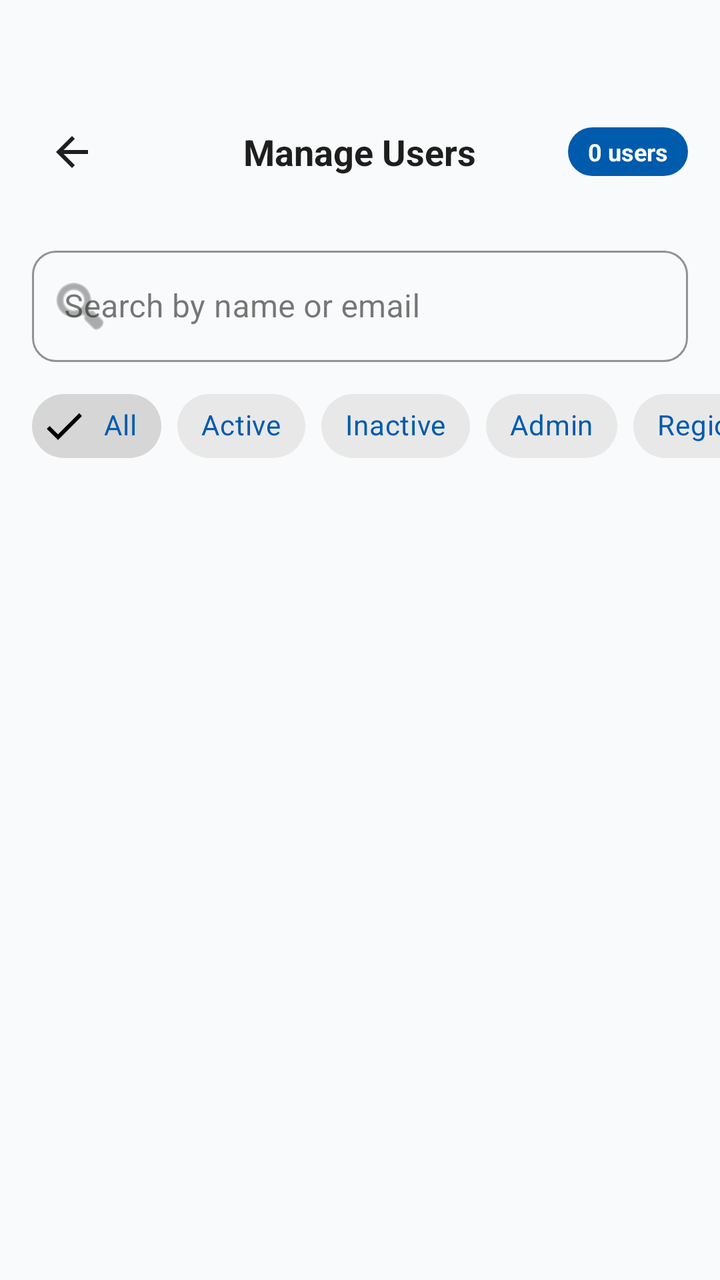
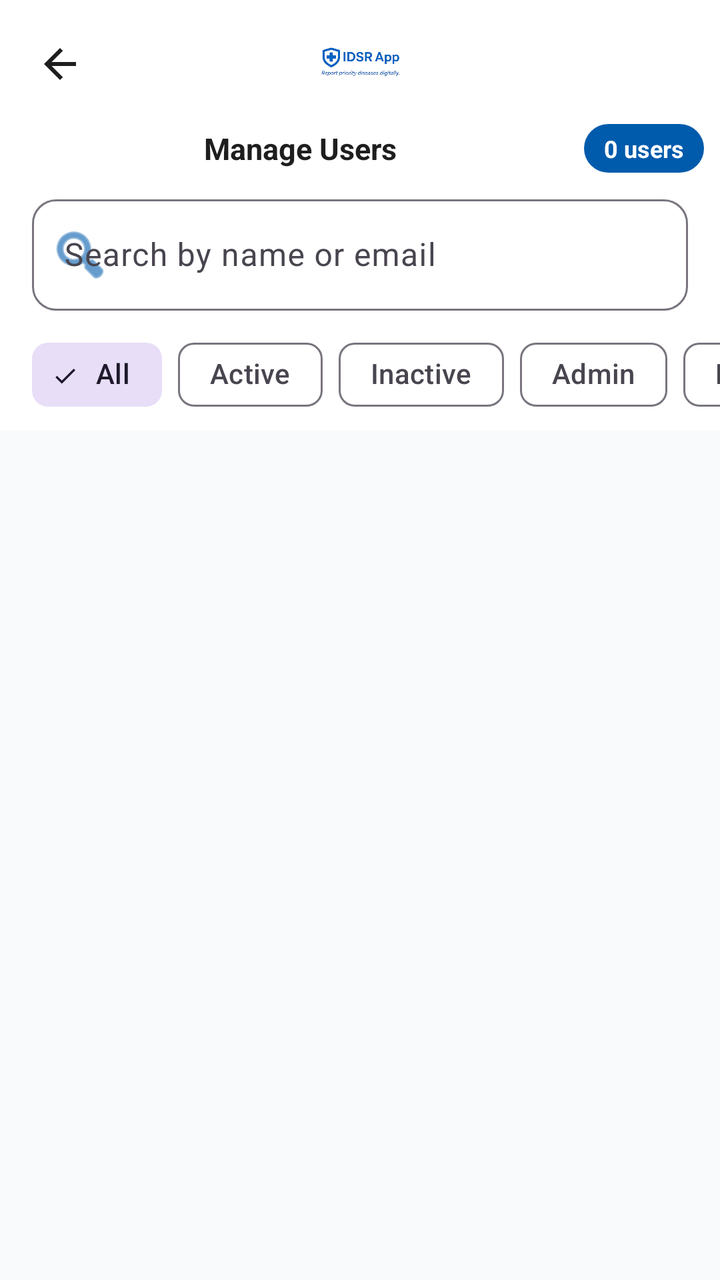

Two renders of the same Android screen: before a commit and after it. Below are the layout's source before the change and the commit's diff.
<!-- AndroidManifest.xml: application theme Theme.IDSR -->
<!-- res/layout/activity_user_management.xml -->
<?xml version="1.0" encoding="utf-8"?>
<androidx.constraintlayout.widget.ConstraintLayout
    xmlns:android="http://schemas.android.com/apk/res/android"
    xmlns:app="http://schemas.android.com/apk/res-auto"
    android:layout_width="match_parent"
    android:layout_height="match_parent"
    android:background="?attr/android:colorBackground">


    <RelativeLayout
        android:id="@+id/topBar"
        android:layout_width="0dp"
        android:layout_height="wrap_content"
        android:padding="16dp"
        android:layout_marginTop="40dp"
        app:layout_constraintTop_toTopOf="parent"
        app:layout_constraintStart_toStartOf="parent"
        app:layout_constraintEnd_toEndOf="parent">

        <androidx.appcompat.widget.AppCompatImageButton
            android:id="@+id/btnBack"
            android:layout_width="40dp"
            android:layout_height="40dp"
            android:layout_centerVertical="true"
            android:background="?attr/selectableItemBackgroundBorderless"
            android:src="@drawable/arrow_back_24px"
            app:tint="?attr/colorOnSurface"
            android:contentDescription="Back"/>

        <TextView
            android:layout_width="wrap_content"
            android:layout_height="wrap_content"
            android:layout_centerInParent="true"
            android:text="Manage Users"
            android:textSize="18sp"
            android:textStyle="bold"
            android:textColor="?attr/colorOnSurface"/>

        <TextView
            android:id="@+id/tvUserCount"
            android:layout_width="wrap_content"
            android:layout_height="wrap_content"
            android:layout_alignParentEnd="true"
            android:layout_centerVertical="true"
            android:paddingHorizontal="10dp"
            android:paddingVertical="4dp"
            android:text="0 users"
            android:textSize="12sp"
            android:textStyle="bold"
            android:textColor="@color/idsr_on_primary"
            android:background="@drawable/bg_role_badge"/>

    </RelativeLayout>


    <com.google.android.material.textfield.TextInputLayout
        android:id="@+id/tilSearch"
        style="@style/Widget.MaterialComponents.TextInputLayout.OutlinedBox"
        android:layout_width="0dp"
        android:layout_height="wrap_content"
        android:layout_marginHorizontal="16dp"
        android:layout_marginTop="8dp"
        app:boxCornerRadiusTopStart="12dp"
        app:boxCornerRadiusTopEnd="12dp"
        app:boxCornerRadiusBottomStart="12dp"
        app:boxCornerRadiusBottomEnd="12dp"
        app:startIconDrawable="@android:drawable/ic_menu_search"
        app:boxStrokeColor="@color/idsr_primary"
        app:hintTextColor="@color/idsr_primary"
        app:layout_constraintTop_toBottomOf="@id/topBar"
        app:layout_constraintStart_toStartOf="parent"
        app:layout_constraintEnd_toEndOf="parent">

        <com.google.android.material.textfield.TextInputEditText
            android:id="@+id/etSearch"
            android:layout_width="match_parent"
            android:layout_height="wrap_content"
            android:hint="Search by name or email"
            android:imeOptions="actionSearch"
            android:inputType="text"
            android:maxLines="1"/>

    </com.google.android.material.textfield.TextInputLayout>


    <HorizontalScrollView
        android:id="@+id/filterScroll"
        android:layout_width="0dp"
        android:layout_height="wrap_content"
        android:layout_marginTop="8dp"
        android:scrollbars="none"
        app:layout_constraintTop_toBottomOf="@id/tilSearch"
        app:layout_constraintStart_toStartOf="parent"
        app:layout_constraintEnd_toEndOf="parent">

        <com.google.android.material.chip.ChipGroup
            android:id="@+id/chipGroupFilter"
            android:layout_width="wrap_content"
            android:layout_height="wrap_content"
            android:paddingHorizontal="16dp"
            app:singleSelection="true"
            app:selectionRequired="true">

            <com.google.android.material.chip.Chip
                android:id="@+id/chipAll"
                style="@style/Widget.MaterialComponents.Chip.Filter"
                android:layout_width="wrap_content"
                android:layout_height="wrap_content"
                android:text="All"
                android:checked="true"
                android:textColor="@color/idsr_primary"/>

            <com.google.android.material.chip.Chip
                android:id="@+id/chipActive"
                style="@style/Widget.MaterialComponents.Chip.Filter"
                android:layout_width="wrap_content"
                android:layout_height="wrap_content"
                android:text="Active"
                android:textColor="@color/idsr_primary"/>

            <com.google.android.material.chip.Chip
                android:id="@+id/chipInactive"
                style="@style/Widget.MaterialComponents.Chip.Filter"
                android:layout_width="wrap_content"
                android:layout_height="wrap_content"
                android:text="Inactive"
                android:textColor="@color/idsr_primary"/>

            <com.google.android.material.chip.Chip
                android:id="@+id/chipAdmin"
                style="@style/Widget.MaterialComponents.Chip.Filter"
                android:layout_width="wrap_content"
                android:layout_height="wrap_content"
                android:text="Admin"
                android:textColor="@color/idsr_primary"/>

            <com.google.android.material.chip.Chip
                android:id="@+id/chipRegional"
                style="@style/Widget.MaterialComponents.Chip.Filter"
                android:layout_width="wrap_content"
                android:layout_height="wrap_content"
                android:text="Regional Officer"
                android:textColor="@color/idsr_primary"/>

            <com.google.android.material.chip.Chip
                android:id="@+id/chipDistrict"
                style="@style/Widget.MaterialComponents.Chip.Filter"
                android:layout_width="wrap_content"
                android:layout_height="wrap_content"
                android:text="District Officer"
                android:textColor="@color/idsr_primary"/>

            <com.google.android.material.chip.Chip
                android:id="@+id/chipHealthOfficer"
                style="@style/Widget.MaterialComponents.Chip.Filter"
                android:layout_width="wrap_content"
                android:layout_height="wrap_content"
                android:text="Health Officer"
                android:textColor="@color/idsr_primary"/>

            <com.google.android.material.chip.Chip
                android:id="@+id/chipClinician"
                style="@style/Widget.MaterialComponents.Chip.Filter"
                android:layout_width="wrap_content"
                android:layout_height="wrap_content"
                android:text="Clinician"
                android:textColor="@color/idsr_primary"/>

            <com.google.android.material.chip.Chip
                android:id="@+id/chipLabTech"
                style="@style/Widget.MaterialComponents.Chip.Filter"
                android:layout_width="wrap_content"
                android:layout_height="wrap_content"
                android:text="Lab Technician"
                android:textColor="@color/idsr_primary"/>

            <com.google.android.material.chip.Chip
                android:id="@+id/chipCHW"
                style="@style/Widget.MaterialComponents.Chip.Filter"
                android:layout_width="wrap_content"
                android:layout_height="wrap_content"
                android:text="CHW"
                android:textColor="@color/idsr_primary"/>

        </com.google.android.material.chip.ChipGroup>
    </HorizontalScrollView>


    <ProgressBar
        android:id="@+id/progressBar"
        android:layout_width="wrap_content"
        android:layout_height="wrap_content"
        android:visibility="gone"
        app:layout_constraintTop_toBottomOf="@id/filterScroll"
        app:layout_constraintBottom_toBottomOf="parent"
        app:layout_constraintStart_toStartOf="parent"
        app:layout_constraintEnd_toEndOf="parent"/>


    <LinearLayout
        android:id="@+id/layoutEmpty"
        android:layout_width="wrap_content"
        android:layout_height="wrap_content"
        android:orientation="vertical"
        android:gravity="center"
        android:visibility="gone"
        app:layout_constraintTop_toBottomOf="@id/filterScroll"
        app:layout_constraintBottom_toBottomOf="parent"
        app:layout_constraintStart_toStartOf="parent"
        app:layout_constraintEnd_toEndOf="parent">

        <TextView
            android:layout_width="wrap_content"
            android:layout_height="wrap_content"
            android:text="👥"
            android:textSize="48sp"/>

        <TextView
            android:layout_width="wrap_content"
            android:layout_height="wrap_content"
            android:layout_marginTop="8dp"
            android:text="No users found"
            android:textSize="16sp"
            android:textStyle="bold"
            android:textColor="?attr/colorOnSurface"/>

        <TextView
            android:layout_width="wrap_content"
            android:layout_height="wrap_content"
            android:layout_marginTop="4dp"
            android:text="Try adjusting your filters"
            android:textSize="13sp"
            android:textColor="@color/idsr_gray"/>

    </LinearLayout>


    <androidx.recyclerview.widget.RecyclerView
        android:id="@+id/rvUsers"
        android:layout_width="0dp"
        android:layout_height="0dp"
        android:layout_marginTop="8dp"
        android:clipToPadding="false"
        android:paddingBottom="16dp"
        app:layout_constraintTop_toBottomOf="@id/filterScroll"
        app:layout_constraintBottom_toBottomOf="parent"
        app:layout_constraintStart_toStartOf="parent"
        app:layout_constraintEnd_toEndOf="parent"/>

</androidx.constraintlayout.widget.ConstraintLayout>
<!-- resources referenced by this layout -->
<resources>
  <color name="idsr_gray">#555555</color>
  <color name="idsr_on_primary">#FFFFFF</color>
  <color name="idsr_primary">#005BAC</color>
  <!-- drawable arrow_back_24px (drawable) -->
  <vector xmlns:android="http://schemas.android.com/apk/res/android"
      android:width="24dp"
      android:height="24dp"
      android:viewportWidth="960"
      android:viewportHeight="960"
      android:tint="?attr/colorControlNormal"
      android:autoMirrored="true">
    <path
        android:fillColor="@android:color/white"
        android:pathData="M313,520L537,744L480,800L160,480L480,160L537,216L313,440L800,440L800,520L313,520Z"/>
  </vector>
  <!-- drawable bg_role_badge (drawable) -->
  <?xml version="1.0" encoding="utf-8"?>
  <shape xmlns:android="http://schemas.android.com/apk/res/android"
      android:shape="rectangle">
      <solid android:color="@color/idsr_primary"/>
      <corners android:radius="20dp"/>
  </shape>
  <style name="Theme.IDSR" parent="Theme.Material3.DayNight.NoActionBar">
  
  
          <item name="colorPrimary">@color/idsr_primary</item>
          <item name="colorOnPrimary">@color/idsr_on_primary</item>
          <item name="colorPrimaryContainer">#D2E3FC</item>
  
  
          <item name="android:colorBackground">@color/idsr_background</item>
  
  
          <item name="colorSurface">@color/idsr_surface</item>
          <item name="colorSurfaceVariant">@color/idsr_background</item>
  
  
          <item name="colorOnSurface">@color/idsr_on_surface</item>
  
          <item name="android:textColor">@color/idsr_on_surface</item>
          <item name="android:textColorPrimary">@color/idsr_on_surface</item>
          <item name="android:textColorSecondary">@color/idsr_gray</item>
  
  
          <item name="textInputStyle">@style/Widget.Material3.TextInputLayout.OutlinedBox</item>
  
  
          <item name="android:statusBarColor">@android:color/transparent</item>
          <item name="android:windowLightStatusBar">true</item>
  
      </style>
  <color name="idsr_background">#F9FAFB</color>
  <color name="idsr_surface">#FFFFFF</color>
  <color name="idsr_on_surface">#1E1E1E</color>
</resources>

<!-- the commit's change to res/layout/activity_user_management.xml (unified diff, before → after) -->
@@ -1,5 +1,5 @@
 <?xml version="1.0" encoding="utf-8"?>
-<androidx.constraintlayout.widget.ConstraintLayout
+<androidx.coordinatorlayout.widget.CoordinatorLayout
     xmlns:android="http://schemas.android.com/apk/res/android"
     xmlns:app="http://schemas.android.com/apk/res-auto"
     android:layout_width="match_parent"
@@ -7,207 +7,227 @@
     android:background="?attr/android:colorBackground">
 
 
-    <RelativeLayout
-        android:id="@+id/topBar"
-        android:layout_width="0dp"
+    <com.google.android.material.appbar.AppBarLayout
+        android:id="@+id/appBarLayout"
+        android:layout_width="match_parent"
         android:layout_height="wrap_content"
-        android:padding="16dp"
-        android:layout_marginTop="40dp"
-        app:layout_constraintTop_toTopOf="parent"
-        app:layout_constraintStart_toStartOf="parent"
-        app:layout_constraintEnd_toEndOf="parent">
-
-        <androidx.appcompat.widget.AppCompatImageButton
-            android:id="@+id/btnBack"
-            android:layout_width="40dp"
-            android:layout_height="40dp"
-            android:layout_centerVertical="true"
-            android:background="?attr/selectableItemBackgroundBorderless"
-            android:src="@drawable/arrow_back_24px"
-            app:tint="?attr/colorOnSurface"
-            android:contentDescription="Back"/>
-
-        <TextView
-            android:layout_width="wrap_content"
-            android:layout_height="wrap_content"
-            android:layout_centerInParent="true"
-            android:text="Manage Users"
-            android:textSize="18sp"
-            android:textStyle="bold"
-            android:textColor="?attr/colorOnSurface"/>
-
-        <TextView
-            android:id="@+id/tvUserCount"
-            android:layout_width="wrap_content"
-            android:layout_height="wrap_content"
-            android:layout_alignParentEnd="true"
-            android:layout_centerVertical="true"
-            android:paddingHorizontal="10dp"
-            android:paddingVertical="4dp"
-            android:text="0 users"
-            android:textSize="12sp"
-            android:textStyle="bold"
-            android:textColor="@color/idsr_on_primary"
-            android:background="@drawable/bg_role_badge"/>
-
-    </RelativeLayout>
-
-
-    <com.google.android.material.textfield.TextInputLayout
-        android:id="@+id/tilSearch"
-        style="@style/Widget.MaterialComponents.TextInputLayout.OutlinedBox"
-        android:layout_width="0dp"
-        android:layout_height="wrap_content"
-        android:layout_marginHorizontal="16dp"
-        android:layout_marginTop="8dp"
-        app:boxCornerRadiusTopStart="12dp"
-        app:boxCornerRadiusTopEnd="12dp"
-        app:boxCornerRadiusBottomStart="12dp"
-        app:boxCornerRadiusBottomEnd="12dp"
-        app:startIconDrawable="@android:drawable/ic_menu_search"
-        app:boxStrokeColor="@color/idsr_primary"
-        app:hintTextColor="@color/idsr_primary"
-        app:layout_constraintTop_toBottomOf="@id/topBar"
-        app:layout_constraintStart_toStartOf="parent"
-        app:layout_constraintEnd_toEndOf="parent">
-
-        <com.google.android.material.textfield.TextInputEditText
-            android:id="@+id/etSearch"
+        android:fitsSystemWindows="true"
+        android:background="?attr/colorSurface"
+        app:elevation="0dp">
+
+        <LinearLayout
             android:layout_width="match_parent"
             android:layout_height="wrap_content"
-            android:hint="Search by name or email"
-            android:imeOptions="actionSearch"
-            android:inputType="text"
-            android:maxLines="1"/>
-
-    </com.google.android.material.textfield.TextInputLayout>
-
-
-    <HorizontalScrollView
-        android:id="@+id/filterScroll"
-        android:layout_width="0dp"
-        android:layout_height="wrap_content"
-        android:layout_marginTop="8dp"
-        android:scrollbars="none"
-        app:layout_constraintTop_toBottomOf="@id/tilSearch"
-        app:layout_constraintStart_toStartOf="parent"
-        app:layout_constraintEnd_toEndOf="parent">
-
-        <com.google.android.material.chip.ChipGroup
-            android:id="@+id/chipGroupFilter"
-            android:layout_width="wrap_content"
-            android:layout_height="wrap_content"
-            android:paddingHorizontal="16dp"
-            app:singleSelection="true"
-            app:selectionRequired="true">
-
-            <com.google.android.material.chip.Chip
-                android:id="@+id/chipAll"
-                style="@style/Widget.MaterialComponents.Chip.Filter"
+            android:orientation="vertical"
+            android:paddingStart="8dp"
+            android:paddingEnd="8dp"
+            android:paddingTop="8dp"
+            android:paddingBottom="4dp">
+
+
+            <androidx.constraintlayout.widget.ConstraintLayout
+                android:layout_width="match_parent"
+                android:layout_height="wrap_content">
+
+                <androidx.appcompat.widget.AppCompatImageButton
+                    android:id="@+id/btnBack"
+                    android:layout_width="44dp"
+                    android:layout_height="44dp"
+                    android:background="?attr/selectableItemBackgroundBorderless"
+                    android:src="@drawable/arrow_back_24px"
+                    android:padding="10dp"
+                    android:contentDescription="Back"
+                    app:tint="?attr/colorOnSurface"
+                    app:layout_constraintStart_toStartOf="parent"
+                    app:layout_constraintTop_toTopOf="parent"
+                    app:layout_constraintBottom_toBottomOf="parent"/>
+
+                <androidx.appcompat.widget.AppCompatImageView
+                    android:id="@+id/imgLogo"
+                    android:layout_width="0dp"
+                    android:layout_height="48dp"
+                    android:scaleType="fitCenter"
+                    android:src="@drawable/splash11"
+                    android:contentDescription="App logo"
+                    app:layout_constraintStart_toStartOf="parent"
+                    app:layout_constraintEnd_toEndOf="parent"
+                    app:layout_constraintTop_toTopOf="parent"
+                    app:layout_constraintBottom_toBottomOf="parent"/>
+
+            </androidx.constraintlayout.widget.ConstraintLayout>
+
+
+            <LinearLayout
+                android:layout_width="match_parent"
+                android:layout_height="wrap_content"
+                android:orientation="horizontal"
+                android:gravity="center_vertical"
+                android:layout_marginTop="6dp"
+                android:paddingBottom="4dp">
+
+                <TextView
+                    android:layout_width="0dp"
+                    android:layout_height="wrap_content"
+                    android:layout_weight="1"
+                    android:text="Manage Users"
+                    android:textSize="15sp"
+                    android:textStyle="bold"
+                    android:gravity="center"
+                    android:textColor="?attr/colorOnSurface"/>
+
+                <TextView
+                    android:id="@+id/tvUserCount"
+                    android:layout_width="wrap_content"
+                    android:layout_height="wrap_content"
+                    android:paddingHorizontal="10dp"
+                    android:paddingVertical="4dp"
+                    android:text="0 users"
+                    android:textSize="12sp"
+                    android:textStyle="bold"
+                    android:textColor="@color/idsr_on_primary"
+                    android:background="@drawable/bg_role_badge"/>
+
+            </LinearLayout>
+
+        </LinearLayout>
+
+
+        <com.google.android.material.textfield.TextInputLayout
+            android:id="@+id/tilSearch"
+            style="@style/Widget.Material3.TextInputLayout.OutlinedBox"
+            android:layout_width="match_parent"
+            android:layout_height="wrap_content"
+            android:layout_marginHorizontal="16dp"
+            android:layout_marginBottom="8dp"
+            app:boxCornerRadiusTopStart="12dp"
+            app:boxCornerRadiusTopEnd="12dp"
+            app:boxCornerRadiusBottomStart="12dp"
+            app:boxCornerRadiusBottomEnd="12dp"
+            app:startIconDrawable="@android:drawable/ic_menu_search"
+            app:startIconTint="?attr/colorPrimary">
+
+            <com.google.android.material.textfield.TextInputEditText
+                android:id="@+id/etSearch"
+                android:layout_width="match_parent"
+                android:layout_height="wrap_content"
+                android:hint="Search by name or email"
+                android:imeOptions="actionSearch"
+                android:inputType="text"
+                android:maxLines="1"
+                android:textColor="?attr/colorOnSurface"/>
+        </com.google.android.material.textfield.TextInputLayout>
+
+
+        <HorizontalScrollView
+            android:id="@+id/filterScroll"
+            android:layout_width="match_parent"
+            android:layout_height="wrap_content"
+            android:layout_marginBottom="4dp"
+            android:scrollbars="none">
+
+            <com.google.android.material.chip.ChipGroup
+                android:id="@+id/chipGroupFilter"
                 android:layout_width="wrap_content"
                 android:layout_height="wrap_content"
-                android:text="All"
-                android:checked="true"
-                android:textColor="@color/idsr_primary"/>
-
-            <com.google.android.material.chip.Chip
-                android:id="@+id/chipActive"
-                style="@style/Widget.MaterialComponents.Chip.Filter"
-                android:layout_width="wrap_content"
-                android:layout_height="wrap_content"
-                android:text="Active"
-                android:textColor="@color/idsr_primary"/>
-
-            <com.google.android.material.chip.Chip
-                android:id="@+id/chipInactive"
-                style="@style/Widget.MaterialComponents.Chip.Filter"
-                android:layout_width="wrap_content"
-                android:layout_height="wrap_content"
-                android:text="Inactive"
-                android:textColor="@color/idsr_primary"/>
-
-            <com.google.android.material.chip.Chip
-                android:id="@+id/chipAdmin"
-                style="@style/Widget.MaterialComponents.Chip.Filter"
-                android:layout_width="wrap_content"
-                android:layout_height="wrap_content"
-                android:text="Admin"
-                android:textColor="@color/idsr_primary"/>
-
-            <com.google.android.material.chip.Chip
-                android:id="@+id/chipRegional"
-                style="@style/Widget.MaterialComponents.Chip.Filter"
-                android:layout_width="wrap_content"
-                android:layout_height="wrap_content"
-                android:text="Regional Officer"
-                android:textColor="@color/idsr_primary"/>
-
-            <com.google.android.material.chip.Chip
-                android:id="@+id/chipDistrict"
-                style="@style/Widget.MaterialComponents.Chip.Filter"
-                android:layout_width="wrap_content"
-                android:layout_height="wrap_content"
-                android:text="District Officer"
-                android:textColor="@color/idsr_primary"/>
-
-            <com.google.android.material.chip.Chip
-                android:id="@+id/chipHealthOfficer"
-                style="@style/Widget.MaterialComponents.Chip.Filter"
-                android:layout_width="wrap_content"
-                android:layout_height="wrap_content"
-                android:text="Health Officer"
-                android:textColor="@color/idsr_primary"/>
-
-            <com.google.android.material.chip.Chip
-                android:id="@+id/chipClinician"
-                style="@style/Widget.MaterialComponents.Chip.Filter"
-                android:layout_width="wrap_content"
-                android:layout_height="wrap_content"
-                android:text="Clinician"
-                android:textColor="@color/idsr_primary"/>
-
-            <com.google.android.material.chip.Chip
-                android:id="@+id/chipLabTech"
-                style="@style/Widget.MaterialComponents.Chip.Filter"
-                android:layout_width="wrap_content"
-                android:layout_height="wrap_content"
-                android:text="Lab Technician"
-                android:textColor="@color/idsr_primary"/>
-
-            <com.google.android.material.chip.Chip
-                android:id="@+id/chipCHW"
-                style="@style/Widget.MaterialComponents.Chip.Filter"
-                android:layout_width="wrap_content"
-                android:layout_height="wrap_content"
-                android:text="CHW"
-                android:textColor="@color/idsr_primary"/>
-
-        </com.google.android.material.chip.ChipGroup>
-    </HorizontalScrollView>
+                android:paddingHorizontal="16dp"
+                app:singleSelection="true"
+                app:selectionRequired="true">
+
+                <com.google.android.material.chip.Chip
+                    android:id="@+id/chipAll"
+                    style="@style/Widget.Material3.Chip.Filter"
+                    android:layout_width="wrap_content"
+                    android:layout_height="wrap_content"
+                    android:text="All"
+                    android:checked="true"/>
+
+                <com.google.android.material.chip.Chip
+                    android:id="@+id/chipActive"
+                    style="@style/Widget.Material3.Chip.Filter"
+                    android:layout_width="wrap_content"
+                    android:layout_height="wrap_content"
+                    android:text="Active"/>
+
+                <com.google.android.material.chip.Chip
+                    android:id="@+id/chipInactive"
+                    style="@style/Widget.Material3.Chip.Filter"
+                    android:layout_width="wrap_content"
+                    android:layout_height="wrap_content"
+                    android:text="Inactive"/>
+
+                <com.google.android.material.chip.Chip
+                    android:id="@+id/chipAdmin"
+                    style="@style/Widget.Material3.Chip.Filter"
+                    android:layout_width="wrap_content"
+                    android:layout_height="wrap_content"
+                    android:text="Admin"/>
+
+                <com.google.android.material.chip.Chip
+                    android:id="@+id/chipRegional"
+                    style="@style/Widget.Material3.Chip.Filter"
+                    android:layout_width="wrap_content"
+                    android:layout_height="wrap_content"
+                    android:text="Regional Officer"/>
+
+                <com.google.android.material.chip.Chip
+                    android:id="@+id/chipDistrict"
+                    style="@style/Widget.Material3.Chip.Filter"
+                    android:layout_width="wrap_content"
+                    android:layout_height="wrap_content"
+                    android:text="District Officer"/>
+
+                <com.google.android.material.chip.Chip
+                    android:id="@+id/chipHealthOfficer"
+                    style="@style/Widget.Material3.Chip.Filter"
+                    android:layout_width="wrap_content"
+                    android:layout_height="wrap_content"
+                    android:text="Health Officer"/>
+
+                <com.google.android.material.chip.Chip
+                    android:id="@+id/chipClinician"
+                    style="@style/Widget.Material3.Chip.Filter"
+                    android:layout_width="wrap_content"
+                    android:layout_height="wrap_content"
+                    android:text="Clinician"/>
+
+                <com.google.android.material.chip.Chip
+                    android:id="@+id/chipLabTech"
+                    style="@style/Widget.Material3.Chip.Filter"
+                    android:layout_width="wrap_content"
+                    android:layout_height="wrap_content"
+                    android:text="Lab Technician"/>
+
+                <com.google.android.material.chip.Chip
+                    android:id="@+id/chipCHW"
+                    style="@style/Widget.Material3.Chip.Filter"
+                    android:layout_width="wrap_content"
+                    android:layout_height="wrap_content"
+                    android:text="CHW"/>
+
+            </com.google.android.material.chip.ChipGroup>
+        </HorizontalScrollView>
+
+    </com.google.android.material.appbar.AppBarLayout>
 
 
     <ProgressBar
         android:id="@+id/progressBar"
         android:layout_width="wrap_content"
         android:layout_height="wrap_content"
+        android:layout_gravity="center"
         android:visibility="gone"
-        app:layout_constraintTop_toBottomOf="@id/filterScroll"
-        app:layout_constraintBottom_toBottomOf="parent"
-        app:layout_constraintStart_toStartOf="parent"
-        app:layout_constraintEnd_toEndOf="parent"/>
+        app:layout_behavior="@string/appbar_scrolling_view_behavior"/>
 
 
     <LinearLayout
         android:id="@+id/layoutEmpty"
         android:layout_width="wrap_content"
         android:layout_height="wrap_content"
+        android:layout_gravity="center"
         android:orientation="vertical"
         android:gravity="center"
         android:visibility="gone"
-        app:layout_constraintTop_toBottomOf="@id/filterScroll"
-        app:layout_constraintBottom_toBottomOf="parent"
-        app:layout_constraintStart_toStartOf="parent"
-        app:layout_constraintEnd_toEndOf="parent">
+        app:layout_behavior="@string/appbar_scrolling_view_behavior">
 
         <TextView
             android:layout_width="wrap_content"
@@ -234,17 +254,12 @@
 
     </LinearLayout>
 
-
     <androidx.recyclerview.widget.RecyclerView
         android:id="@+id/rvUsers"
-        android:layout_width="0dp"
-        android:layout_height="0dp"
-        android:layout_marginTop="8dp"
+        android:layout_width="match_parent"
+        android:layout_height="match_parent"
         android:clipToPadding="false"
         android:paddingBottom="16dp"
-        app:layout_constraintTop_toBottomOf="@id/filterScroll"
-        app:layout_constraintBottom_toBottomOf="parent"
-        app:layout_constraintStart_toStartOf="parent"
-        app:layout_constraintEnd_toEndOf="parent"/>
-
-</androidx.constraintlayout.widget.ConstraintLayout>
+        app:layout_behavior="@string/appbar_scrolling_view_behavior"/>
+
+</androidx.coordinatorlayout.widget.CoordinatorLayout>
<!-- resource entries referenced after the edit -->
@@ -22,6 +22,7 @@
       <solid android:color="@color/idsr_primary"/>
       <corners android:radius="20dp"/>
   </shape>
+  <!-- drawable splash11: png bitmap (drawable, 74529 bytes) -->
   <style name="Theme.IDSR" parent="Theme.Material3.DayNight.NoActionBar">
   
   
